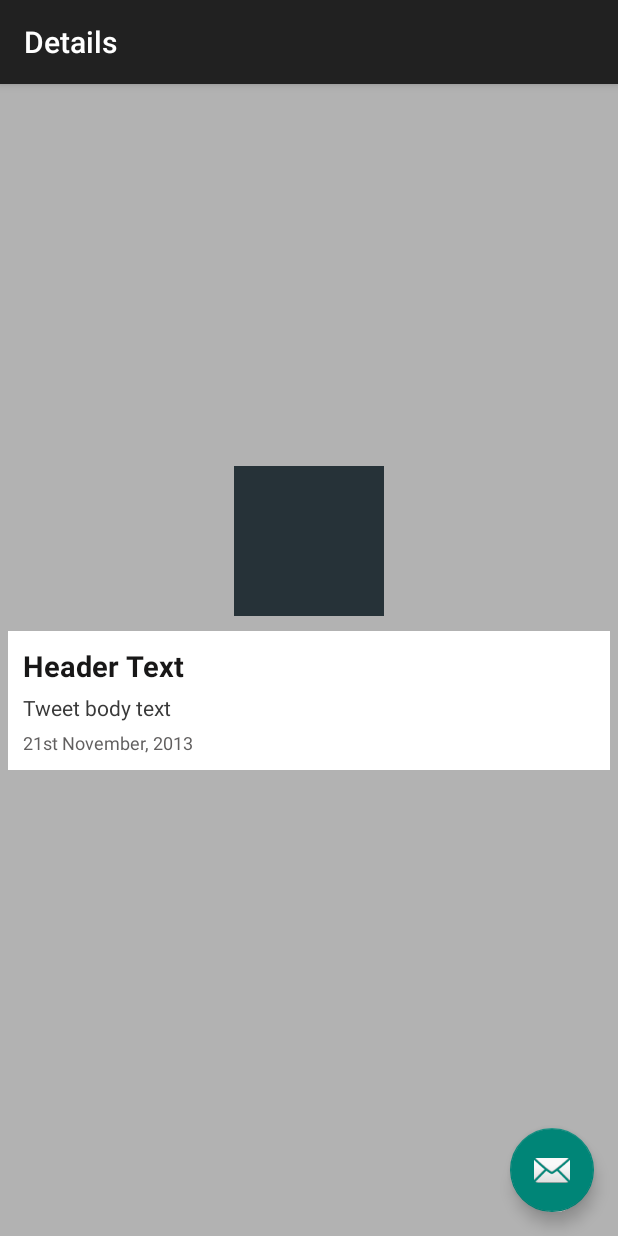
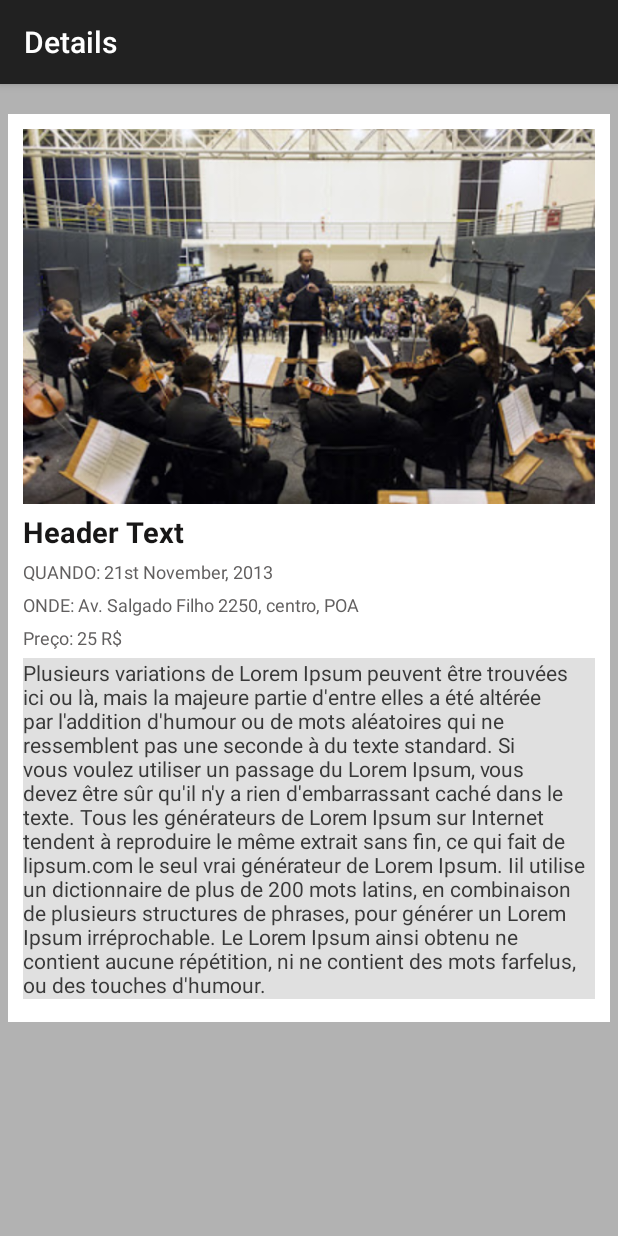
Before and after one commit to fmmwanza/YEBELA, an Android app: the Details screen opened directly, with no data from a screen before it, on a phone screen of 412 x 824 dp. Run offline under Robolectric (Android 15) with nearby library versions, the phone set to English and light mode, and no system bars.

Commit message:
removed toolbar, Item detail done

```diff
--- a/app/src/main/java/com/example/mwanza/citymov/Details.java
+++ b/app/src/main/java/com/example/mwanza/citymov/Details.java
@@ -13,17 +13,17 @@ public class Details extends AppCompatActivity {
     protected void onCreate(Bundle savedInstanceState) {
         super.onCreate(savedInstanceState);
         setContentView(R.layout.activity_details);
-        Toolbar toolbar = (Toolbar) findViewById(R.id.toolbar);
-        setSupportActionBar(toolbar);
+       // Toolbar toolbar = (Toolbar) findViewById(R.id.toolbar);
+       // setSupportActionBar(toolbar);
 
-        FloatingActionButton fab = (FloatingActionButton) findViewById(R.id.fab);
-        fab.setOnClickListener(new View.OnClickListener() {
-            @Override
-            public void onClick(View view) {
-                Snackbar.make(view, "Replace with your own action", Snackbar.LENGTH_LONG)
-                        .setAction("Action", null).show();
-            }
-        });
+//        FloatingActionButton fab = (FloatingActionButton) findViewById(R.id.fab);
+//        fab.setOnClickListener(new View.OnClickListener() {
+//            @Override
+//            public void onClick(View view) {
+//                Snackbar.make(view, "Replace with your own action", Snackbar.LENGTH_LONG)
+//                        .setAction("Action", null).show();
+//            }
+//        });
     }
 
 }
--- a/app/src/main/java/com/example/mwanza/citymov/Main2Activity.java
+++ b/app/src/main/java/com/example/mwanza/citymov/Main2Activity.java
@@ -1,13 +1,16 @@
 package com.example.mwanza.citymov;
 
 import android.app.ListActivity;
-import android.support.v7.app.AppCompatActivity;
 import android.os.Bundle;
 import android.view.View;
 import android.widget.ArrayAdapter;
 import android.widget.ListView;
 import android.widget.TextView;
 import android.content.Intent;
+import android.app.ActionBar;
+import android.support.v7.app.ActionBarActivity;
+
+
 
 //public class Main2Activity extends ListActivity {
 
--- a/app/src/main/java/com/example/mwanza/citymov/MainActivity.java
+++ b/app/src/main/java/com/example/mwanza/citymov/MainActivity.java
@@ -29,12 +29,6 @@ public class MainActivity extends AppCompatActivity {
             }
         });
 
-        _loginFacebook.setOnClickListener(new View.OnClickListener(){
-            @Override
-            public void onClick(View v){
-                _loginFacebook.setText("Vc casa comigo???");
-            }
-        });
     }
 
     @Override
--- a/app/src/main/res/layout/activity_details.xml
+++ b/app/src/main/res/layout/activity_details.xml
@@ -2,24 +2,31 @@
 <android.support.design.widget.CoordinatorLayout
     xmlns:android="http://schemas.android.com/apk/res/android"
     xmlns:app="http://schemas.android.com/apk/res-auto"
-    xmlns:tools="http://schemas.android.com/tools" android:layout_width="match_parent"
-    android:layout_height="match_parent" android:fitsSystemWindows="true"
+    xmlns:tools="http://schemas.android.com/tools"
+    android:layout_width="match_parent"
+    android:layout_height="match_parent"
+    android:fitsSystemWindows="true"
     tools:context="com.example.mwanza.citymov.Details">
 
-    <android.support.design.widget.AppBarLayout android:layout_height="wrap_content"
-        android:layout_width="match_parent" android:theme="@style/AppTheme.AppBarOverlay">
 
-        <android.support.v7.widget.Toolbar android:id="@+id/toolbar"
-            android:layout_width="match_parent" android:layout_height="?attr/actionBarSize"
-            android:background="?attr/colorPrimary" app:popupTheme="@style/AppTheme.PopupOverlay" />
+    <!--<android.support.design.widget.AppBarLayout -->
+        <!--android:layout_height="wrap_content"-->
+        <!--android:layout_width="match_parent" -->
+        <!--android:theme="@style/AppTheme.AppBarOverlay">-->
 
-    </android.support.design.widget.AppBarLayout>
+        <!--<android.support.v7.widget.Toolbar android:id="@+id/toolbar"-->
+            <!--android:layout_width="match_parent"-->
+            <!--android:layout_height="?attr/actionBarSize"-->
+            <!--android:background="?attr/colorPrimary"-->
+            <!--app:popupTheme="@style/AppTheme.PopupOverlay" />-->
+
+    <!--</android.support.design.widget.AppBarLayout>-->
 
     <include layout="@layout/content_details" />
 
-    <android.support.design.widget.FloatingActionButton android:id="@+id/fab"
-        android:layout_width="wrap_content" android:layout_height="wrap_content"
-        android:layout_gravity="bottom|end" android:layout_margin="@dimen/fab_margin"
-        android:src="@android:drawable/ic_dialog_email" />
+    <!--<android.support.design.widget.FloatingActionButton android:id="@+id/fab"-->
+        <!--android:layout_width="wrap_content" android:layout_height="wrap_content"-->
+        <!--android:layout_gravity="bottom|end" android:layout_margin="@dimen/fab_margin"-->
+        <!--android:src="@android:drawable/ic_dialog_email" />-->
 
 </android.support.design.widget.CoordinatorLayout>
--- a/app/src/main/res/layout/activity_main.xml
+++ b/app/src/main/res/layout/activity_main.xml
@@ -10,7 +10,7 @@
     tools:context=".MainActivity">
 
     <TextView android:id="@+id/header"
-        android:text="@string/hello_citymov"
+        android:text="@string/hello_Telema"
         android:layout_width="match_parent"
         android:layout_height="wrap_content"
         android:padding="10dp"
--- a/app/src/main/res/layout/content_details.xml
+++ b/app/src/main/res/layout/content_details.xml
@@ -3,15 +3,13 @@
     android:layout_width="match_parent"
     android:layout_height="match_parent"
     android:background="#b2b2b2"
-    android:gravity="center"
+    android:paddingTop="10dp"
     android:orientation="vertical" >
 
-    <ImageView
-        android:id="@+id/tweetImage"
-        android:layout_width="100dp"
-        android:layout_height="100dp"
-        android:background="@color/material_blue_grey_900"
-        android:layout_gravity="center_horizontal" />
+
+    <ScrollView android:id="@+id/ScrlView"
+        android:layout_width="fill_parent"
+        android:layout_height="fill_parent" >
 
     <LinearLayout
         android:layout_width="match_parent"
@@ -23,34 +21,71 @@
         android:background="#fff"
         android:padding="10dp" >
 
+    <ImageView
+        android:id="@+id/tweetImage"
+        android:layout_width="fill_parent"
+        android:layout_height="250dp"
+        android:background="@drawable/cultura_poa"
+        />
+
+
+
         <TextView
-            android:id="@+id/tweetTitle"
+            android:id="@+id/eventTitle"
             android:layout_width="match_parent"
             android:layout_height="wrap_content"
+            android:layout_marginTop="5dp"
             android:text="Header Text"
             android:textColor="#181717"
             android:textSize="19sp"
             android:textStyle="bold" />
+
         <TextView
-            android:id="@+id/tweetBody"
+            android:id="@+id/evetDate"
             android:layout_width="match_parent"
             android:layout_height="wrap_content"
             android:layout_gravity="center_vertical"
             android:layout_marginTop="5dp"
-            android:text="Tweet body text"
-            android:textColor="#393939"
-            android:textSize="14sp" />
+            android:text="QUANDO: 21st November, 2013"
+            android:textColor="#615f5f"
+            android:textSize="12sp" />
+
         <TextView
-            android:id="@+id/tweetDate"
+            android:id="@+id/EventAddress"
             android:layout_width="match_parent"
             android:layout_height="wrap_content"
             android:layout_gravity="center_vertical"
             android:layout_marginTop="5dp"
-            android:text="21st November, 2013"
+            android:text="ONDE: Av. Salgado Filho 2250, centro, POA"
             android:textColor="#615f5f"
             android:textSize="12sp" />
-    </LinearLayout>
+
+        <TextView
+            android:id="@+id/eventPrice"
+            android:layout_width="match_parent"
+            android:layout_height="wrap_content"
+            android:layout_gravity="center_vertical"
+            android:layout_marginTop="5dp"
+            android:text="Preço: 25 R$"
+            android:textColor="#615f5f"
+            android:textSize="12sp" />
+
+
+        <TextView
+            android:id="@+id/eventDetails"
+            android:layout_width="match_parent"
+            android:layout_height="wrap_content"
+            android:layout_gravity="center_vertical"
+            android:background="@color/ripple_material_light"
+            android:layout_marginTop="5dp"
+            android:layout_marginBottom="5dp"
+            android:text="Plusieurs variations de Lorem Ipsum peuvent être trouvées ici ou là, mais la majeure partie d'entre elles a été altérée par l'addition d'humour ou de mots aléatoires qui ne ressemblent pas une seconde à du texte standard. Si vous voulez utiliser un passage du Lorem Ipsum, vous devez être sûr qu'il n'y a rien d'embarrassant caché dans le texte. Tous les générateurs de Lorem Ipsum sur Internet tendent à reproduire le même extrait sans fin, ce qui fait de lipsum.com le seul vrai générateur de Lorem Ipsum. Iil utilise un dictionnaire de plus de 200 mots latins, en combinaison de plusieurs structures de phrases, pour générer un Lorem Ipsum irréprochable. Le Lorem Ipsum ainsi obtenu ne contient aucune répétition, ni ne contient des mots farfelus, ou des touches d'humour."
+            android:textColor="#393939"
+            android:textSize="14sp" />
 
 
 
+    </LinearLayout>
+    </ScrollView>
+
 </LinearLayout>
--- a/app/src/main/res/values/strings.xml
+++ b/app/src/main/res/values/strings.xml
@@ -1,7 +1,7 @@
 <resources>
-    <string name="app_name">CityMov</string>
+    <string name="app_name">TeLeMa</string>
 
-    <string name="hello_citymov">Hello CityMoov!</string>
+    <string name="hello_Telema">Hello TeLeMa!</string>
     <string name="action_settings">Configuração</string>
     <string name="action_premium">Premium</string>
     <string name="action_sobre">Sobre</string>
```
Also changed, not shown: app/src/main/AndroidManifest.xml (+7 -7 lines), app/src/main/res/layout/activity_event_list_perso.xml (+5 -2 lines), app/src/main/res/layout/activity_main2.xml (+7 -8 lines), 3 other files.
